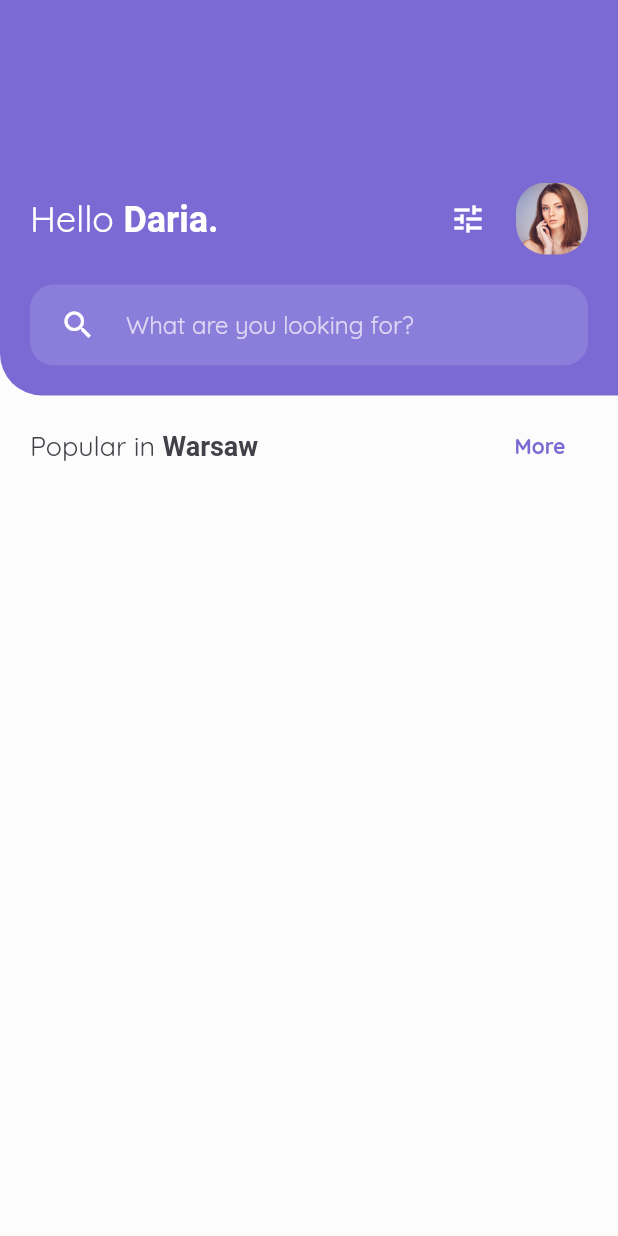
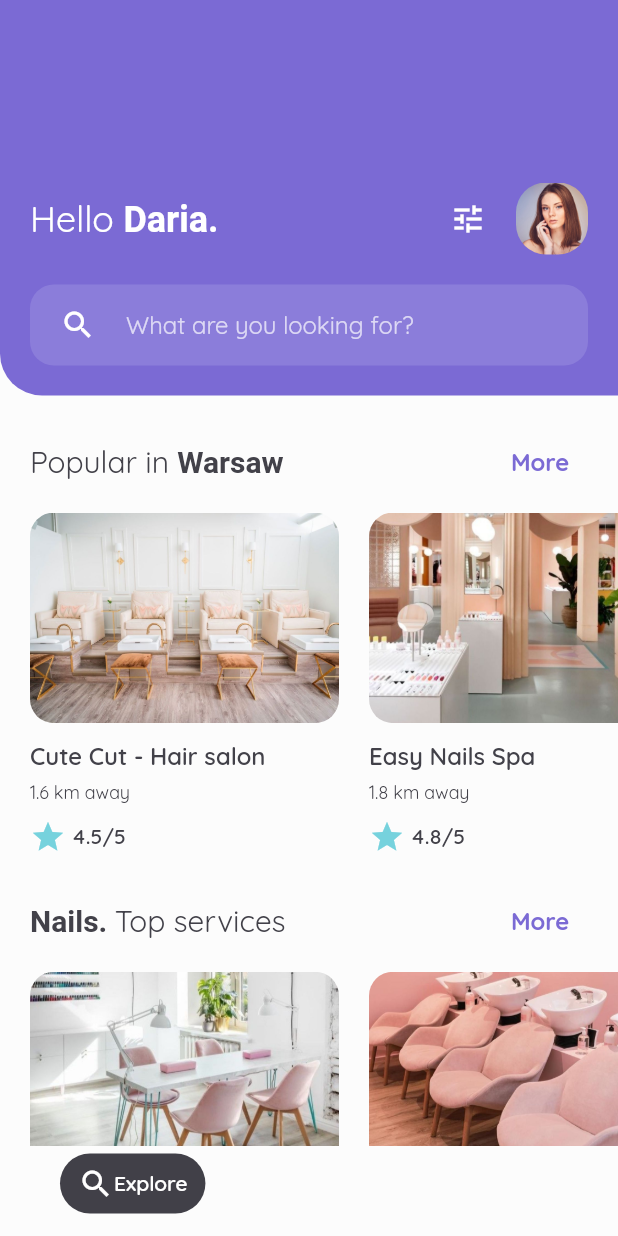
Before and after one commit to gregoriusjimmy/beauty-app, a Flutter app: the screen it shows after launch, on a phone screen of 412 x 824 dp. Run offline on Flutter 3.47's test engine with Material 2 defaults, Android fonts, the phone set to English and light mode, and no system bars.

Commit message:
add top_services, popular_salons, modify title_with_more_button fonts, change picture, add unfinished bottom navigation

```diff
--- a/lib/screens/home/components/body.dart
+++ b/lib/screens/home/components/body.dart
@@ -1,6 +1,8 @@
 import 'package:beauty_app/constants.dart';
 import 'package:beauty_app/screens/home/components/header.dart';
+import 'package:beauty_app/screens/home/components/popular_salons.dart';
 import 'package:beauty_app/screens/home/components/title_with_more_button.dart';
+import 'package:beauty_app/screens/home/components/top_services.dart';
 import 'package:flutter/material.dart';
 
 class Body extends StatelessWidget {
@@ -11,7 +13,7 @@ class Body extends StatelessWidget {
       child: Column(
         children: <Widget>[
           Header(size: size),
-          SizedBox(height: kDefaultPadding / 2),
+          SizedBox(height: kDefaultPadding),
           TitleWithMoreButton(
             textSpan: [
               TextSpan(text: 'Popular in '),
@@ -21,6 +23,19 @@ class Body extends StatelessWidget {
               )
             ],
           ),
+          PopularSalons(),
+          TitleWithMoreButton(
+            textSpan: [
+              TextSpan(
+                text: 'Nails. ',
+                style: TextStyle(fontWeight: FontWeight.w600),
+              ),
+              TextSpan(
+                text: 'Top services',
+              )
+            ],
+          ),
+          TopServices()
         ],
       ),
     );
--- /dev/null
+++ b/lib/screens/home/components/popular_salons.dart
@@ -0,0 +1,106 @@
+import 'package:beauty_app/constants.dart';
+import 'package:flutter/material.dart';
+
+class PopularSalons extends StatelessWidget {
+  const PopularSalons({
+    Key? key,
+  }) : super(key: key);
+
+  @override
+  Widget build(BuildContext context) {
+    return SingleChildScrollView(
+      scrollDirection: Axis.horizontal,
+      child: Row(
+        children: [
+          PopularSalonCard(
+            imagePath: 'assets/images/1.jpg',
+            salonTitle: 'Cute Cut - Hair salon',
+            distance: 1.6,
+            rating: 4.5,
+            press: () {},
+          ),
+          PopularSalonCard(
+            imagePath: 'assets/images/3.jpg',
+            salonTitle: 'Easy Nails Spa',
+            distance: 1.8,
+            rating: 4.8,
+            press: () {},
+          ),
+        ],
+      ),
+    );
+  }
+}
+
+class PopularSalonCard extends StatelessWidget {
+  const PopularSalonCard({
+    Key? key,
+    required this.imagePath,
+    required this.salonTitle,
+    required this.distance,
+    required this.rating,
+    required this.press,
+  }) : super(key: key);
+
+  final String imagePath;
+  final String salonTitle;
+  final double distance;
+  final double rating;
+  final VoidCallback press;
+
+  @override
+  Widget build(BuildContext context) {
+    Size size = MediaQuery.of(context).size;
+    return Container(
+      margin: EdgeInsets.only(
+        left: kDefaultPadding,
+        top: kDefaultPadding / 2,
+        bottom: kDefaultPadding,
+      ),
+      width: size.width * 0.5,
+      child: InkWell(
+        onTap: press,
+        child: Column(
+          crossAxisAlignment: CrossAxisAlignment.start,
+          children: <Widget>[
+            ClipRRect(
+              borderRadius: BorderRadius.circular(16.0),
+              child: Image(
+                image: AssetImage(imagePath),
+              ),
+            ),
+            SizedBox(height: kDefaultPadding - 8),
+            Text(
+              '$salonTitle',
+              style: Theme.of(context)
+                  .textTheme
+                  .subtitle1!
+                  .copyWith(fontWeight: FontWeight.w600),
+            ),
+            SizedBox(height: kDefaultPadding / 3),
+            Text(
+              '$distance km away',
+              style: Theme.of(context).textTheme.caption,
+            ),
+            SizedBox(height: kDefaultPadding / 2),
+            Row(
+              children: <Widget>[
+                Icon(
+                  Icons.star,
+                  color: kSecondaryColor,
+                ),
+                SizedBox(
+                  width: 4.0,
+                ),
+                Text(
+                  '$rating/5',
+                  style: TextStyle(fontWeight: FontWeight.w600),
+                )
+              ],
+            )
+          ],
+        ),
+      ),
+    );
+  }
+}
--- a/lib/screens/home/components/title_with_more_button.dart
+++ b/lib/screens/home/components/title_with_more_button.dart
@@ -18,7 +18,7 @@ class TitleWithMoreButton extends StatelessWidget {
                 style: Theme.of(context)
                     .textTheme
                     .bodyText2!
-                    .copyWith(fontSize: 18),
+                    .copyWith(fontSize: 20),
                 children: textSpan),
           ),
           Spacer(),
@@ -28,6 +28,7 @@ class TitleWithMoreButton extends StatelessWidget {
               'More',
               style: TextStyle(
                 color: kPrimaryColor,
+                fontSize: 16,
                 fontWeight: FontWeight.w700,
               ),
             ),
--- /dev/null
+++ b/lib/screens/home/components/top_services.dart
@@ -0,0 +1,55 @@
+import 'package:beauty_app/constants.dart';
+import 'package:flutter/material.dart';
+
+class TopServices extends StatelessWidget {
+  const TopServices({
+    Key? key,
+  }) : super(key: key);
+
+  @override
+  Widget build(BuildContext context) {
+    return SingleChildScrollView(
+      scrollDirection: Axis.horizontal,
+      child: Row(
+        children: <Widget>[
+          TopServiceCard(
+            imagePath: 'assets/images/2.jpg',
+          ),
+          TopServiceCard(
+            imagePath: 'assets/images/4.jpg',
+          ),
+        ],
+      ),
+    );
+  }
+}
+
+class TopServiceCard extends StatelessWidget {
+  const TopServiceCard({
+    Key? key,
+    required this.imagePath,
+  }) : super(key: key);
+  final String imagePath;
+  @override
+  Widget build(BuildContext context) {
+    Size size = MediaQuery.of(context).size;
+    return InkWell(
+      child: Container(
+        margin: EdgeInsets.only(
+          left: kDefaultPadding,
+          top: kDefaultPadding / 2,
+          bottom: kDefaultPadding,
+        ),
+        width: size.width * 0.5,
+        height: 150,
+        decoration: BoxDecoration(
+          borderRadius: BorderRadius.circular(16.0),
+          image: DecorationImage(
+            fit: BoxFit.cover,
+            image: AssetImage(imagePath),
+          ),
+        ),
+      ),
+    );
+  }
+}
--- a/lib/screens/home/home_screen.dart
+++ b/lib/screens/home/home_screen.dart
@@ -1,3 +1,4 @@
+import 'package:beauty_app/constants.dart';
 import 'package:beauty_app/screens/home/components/body.dart';
 import 'package:flutter/material.dart';
 
@@ -6,6 +7,41 @@ class HomeScreen extends StatelessWidget {
   Widget build(BuildContext context) {
     return Scaffold(
       body: Body(),
+      bottomNavigationBar: Container(
+        padding: EdgeInsets.only(
+          left: kDefaultPadding * 2,
+          right: kDefaultPadding * 2,
+          bottom: kDefaultPadding / 2,
+        ),
+        height: 60,
+        child: Row(
+          mainAxisAlignment: MainAxisAlignment.spaceBetween,
+          children: <Widget>[
+            Container(
+              padding: EdgeInsets.symmetric(horizontal: 12, vertical: 8),
+              decoration: BoxDecoration(
+                color: kBlackButtonColor,
+                borderRadius: BorderRadius.circular(30),
+              ),
+              child: Row(
+                children: <Widget>[
+                  Icon(
+                    Icons.search,
+                    color: Colors.white,
+                  ),
+                  Text(
+                    'Explore',
+                    style: TextStyle(
+                      color: Colors.white,
+                      fontWeight: FontWeight.w600,
+                    ),
+                  )
+                ],
+              ),
+            )
+          ],
+        ),
+      ),
     );
   }
 }
```
Also changed, not shown: assets/images/1.jpg (added), assets/images/2.jpg (added), assets/images/3.jpg (added), assets/images/4.jpg (added).
